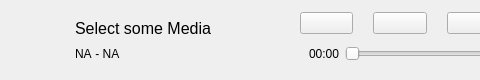
MilanJzo/eda-mp3, file src/frontend/controls.ui: the form before one commit; both pictures show x 0 to 480 and y 0 to 80 of the 947 by 80 pixel window.
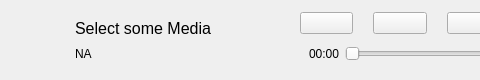
The form after the commit. Icons and pictures are not drawn.

What changed in the file:
```diff
--- a/src/frontend/controls.ui
+++ b/src/frontend/controls.ui
@@ -161,26 +161,13 @@
               <item>
                <widget class="QLabel" name="artist">
                 <property name="sizePolicy">
-                 <sizepolicy hsizetype="Fixed" vsizetype="Fixed">
-                  <horstretch>0</horstretch>
-                  <verstretch>0</verstretch>
-                 </sizepolicy>
-                </property>
-                <property name="text">
-                 <string>NA</string>
-                </property>
-               </widget>
-              </item>
-              <item>
-               <widget class="QLabel" name="time">
-                <property name="sizePolicy">
                  <sizepolicy hsizetype="Preferred" vsizetype="Fixed">
                   <horstretch>0</horstretch>
                   <verstretch>0</verstretch>
                  </sizepolicy>
                 </property>
                 <property name="text">
-                 <string> - NA</string>
+                 <string>NA</string>
                 </property>
                </widget>
               </item>
```
